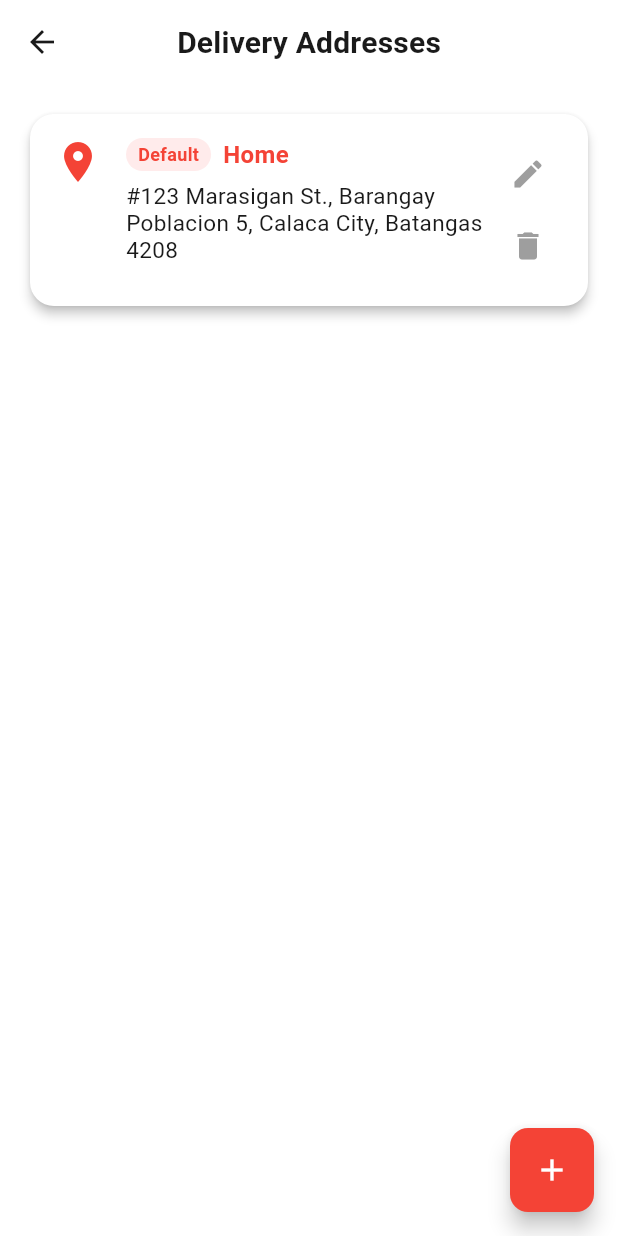
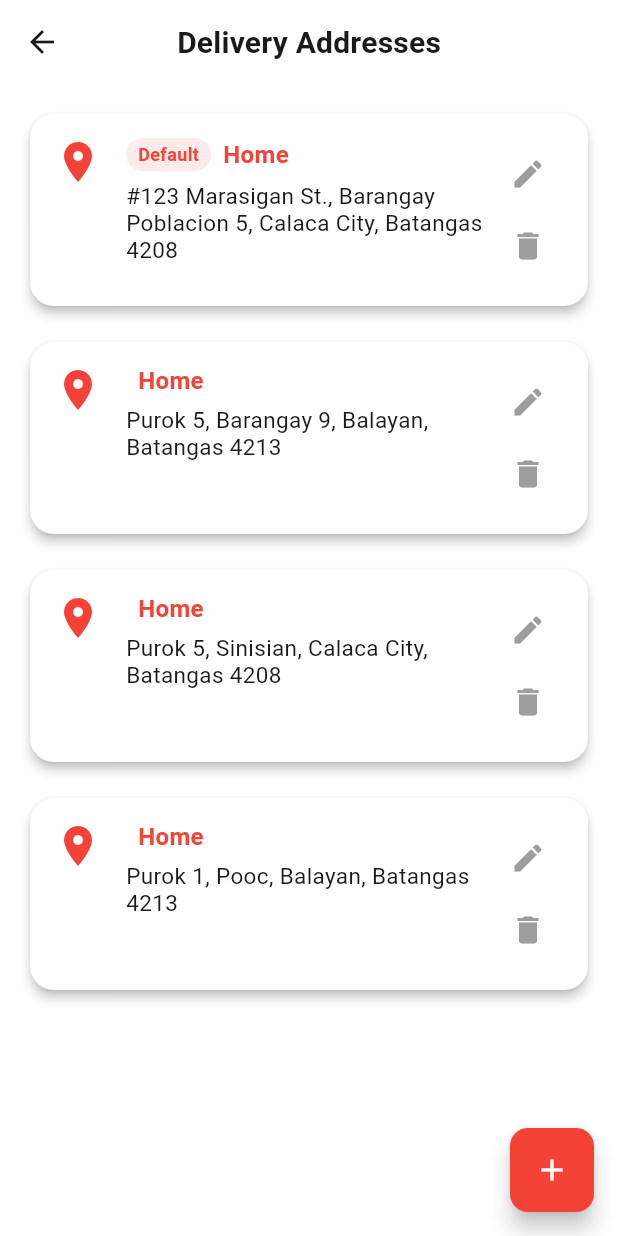
Before and after one commit to jamesrhoey/RamenFullXpress, a Flutter app: the AddressPage screen opened by its route, on a phone screen of 412 x 824 dp. Run offline on Flutter 3.47's test engine with Material 3 defaults, Android fonts, the phone set to English and light mode, and no system bars.

Commit message:
added data in delivery address

```diff
--- a/ramenmobileapp/lib/address_page.dart
+++ b/ramenmobileapp/lib/address_page.dart
@@ -19,6 +19,33 @@ class _AddressPageState extends State<AddressPage> {
       province: 'Batangas',
       zipCode: '4208',
       isDefault: true,
+    ),
+    DeliveryAddress(
+      id: '2',
+      street: 'Purok 5',
+      barangay: 'Barangay 9',
+      municipality: 'Balayan',
+      province: 'Batangas',
+      zipCode: '4213',
+      isDefault: false,
+    ),
+    DeliveryAddress(
+      id: '3',
+      street: 'Purok 5',
+      barangay: 'Sinisian',
+      municipality: 'Calaca City',
+      province: 'Batangas',
+      zipCode: '4208',
+      isDefault: false,
+    ),
+    DeliveryAddress(
+      id: '4',
+      street: 'Purok 1',
+      barangay: 'Pooc',
+      municipality: 'Balayan',
+      province: 'Batangas',
+      zipCode: '4213',
+      isDefault: false,
     ),
   ];
 
```
Also changed, not shown: ramenmobileapp/lib/model/payment_method.dart (deleted, +0 -62 lines).
